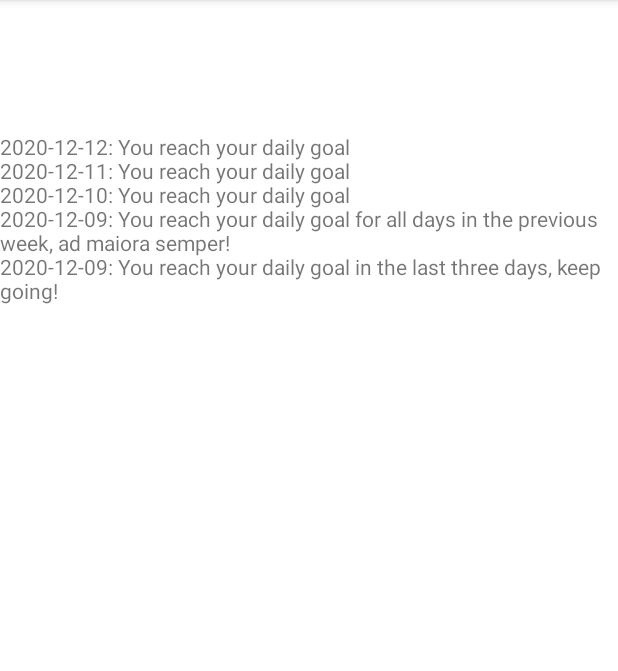
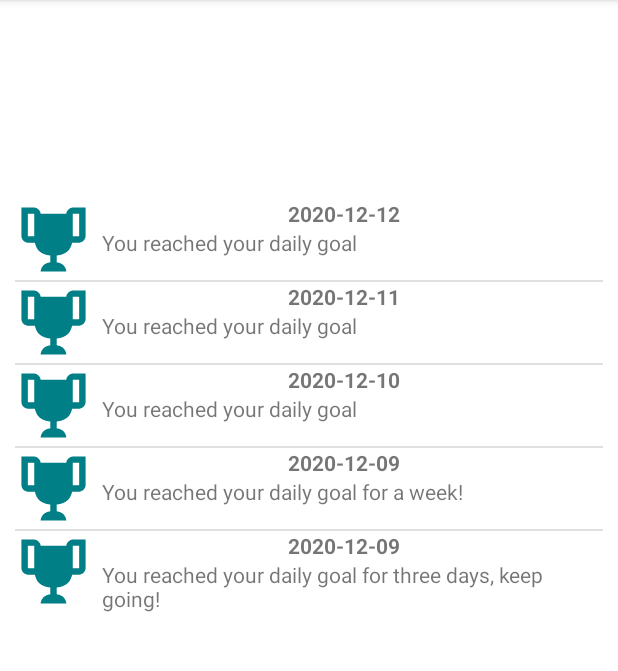
Before and after one commit to LidiaAlecci/ProjectMWC, an Android app: the fragment GalleryFragment shown on its own in the app's theme, on a phone screen of 412 x 824 dp, the part 84-755 px from its top. Run offline under Robolectric (Android 15) with nearby library versions, the phone set to English and light mode, and no system bars; libraries missing offline, so code that uses them is left out: com.anychart, com.anychart.chart, com.anychart.charts.

Commit message:
Made badge list prettier

```diff
--- a/Unsteppable2/app/src/main/AndroidManifest.xml
+++ b/Unsteppable2/app/src/main/AndroidManifest.xml
@@ -28,7 +28,7 @@
         android:usesCleartextTraffic="true"
         android:supportsRtl="true"
         android:theme="@style/AppTheme">
-        <activity android:name=".SettingsActivity"
+        <activity android:name=".settings.SettingsActivity"
             android:label="Settings"
             android:parentActivityName=".MainActivity"
             android:theme="@style/AppTheme">
--- a/Unsteppable2/app/src/main/java/com/example/unsteppable/db/UnsteppableOpenHelper.java
+++ b/Unsteppable2/app/src/main/java/com/example/unsteppable/db/UnsteppableOpenHelper.java
@@ -13,7 +13,10 @@ import androidx.annotation.RequiresApi;
 
 import com.example.unsteppable.boot.AppState;
 
+import java.lang.reflect.Array;
 import java.text.SimpleDateFormat;
+import java.util.ArrayList;
+import java.util.HashMap;
 import java.util.LinkedList;
 import java.util.List;
 import java.util.Map;
@@ -282,19 +285,18 @@ public class UnsteppableOpenHelper extends SQLiteOpenHelper {
         return day;
     }
 
-    public static String getAllBadges(Context context){
-        String badges = "";
+    public static ArrayList<Badge> getAllBadges(Context context){
+        ArrayList<Badge> badges = new ArrayList<Badge>();
         // Get the readable database
         SQLiteDatabase database = getDatabase(context);
-
+        String date = "", description="";
         Cursor cursor = database.rawQuery("SELECT * FROM " + TABLE_BADGES, null);
 
         cursor.moveToFirst();
         for (int index=0; index < cursor.getCount(); index++){
-            badges += cursor.getString((cursor.getColumnIndex(KEY_DAY)));
-            badges += ": ";
-            badges += cursor.getString(cursor.getColumnIndex(KEY_DESCRIPTION));
-            badges += "\n";
+            date = cursor.getString((cursor.getColumnIndex(KEY_DAY)));
+            description = cursor.getString(cursor.getColumnIndex(KEY_DESCRIPTION));
+            badges.add(new Badge(date, description));
             cursor.moveToNext();
         }
 
@@ -391,7 +393,7 @@ public class UnsteppableOpenHelper extends SQLiteOpenHelper {
         values.put(KEY_HOUR, "20");
         values.put(KEY_TYPE, "1");
         values.put(KEY_NAME, "Daily goal reached!");
-        values.put(KEY_DESCRIPTION, "You reach your daily goal");
+        values.put(KEY_DESCRIPTION, "You reached your daily goal");
         db.insert(TABLE_BADGES, null, values);
 
         values.remove(KEY_DAY);
@@ -413,7 +415,7 @@ public class UnsteppableOpenHelper extends SQLiteOpenHelper {
         values.put(KEY_DAY, day_m_4);
         values.put(KEY_TYPE, "3");
         values.put(KEY_NAME, "Daily goal reached in all days in the previous week, well done!");
-        values.put(KEY_DESCRIPTION, "You reach your daily goal for all days in the previous week, ad maiora semper!");
+        values.put(KEY_DESCRIPTION, "You reached your daily goal for a week!");
         db.insert(TABLE_BADGES, null, values);
 
         values.remove(KEY_DESCRIPTION);
@@ -421,7 +423,25 @@ public class UnsteppableOpenHelper extends SQLiteOpenHelper {
         values.remove(KEY_TYPE);
         values.put(KEY_TYPE, "3");
         values.put(KEY_NAME, "Daily goal reached 3 days in a row!");
-        values.put(KEY_DESCRIPTION, "You reach your daily goal in the last three days, keep going!");
+        values.put(KEY_DESCRIPTION, "You reached your daily goal for three days, keep going!");
         db.insert(TABLE_BADGES, null, values);
     }
+
+    public static class Badge {
+        public String day;
+        public String description;
+
+        public Badge(String day, String description){
+            this.day = day;
+            this.description = description;
+        }
+
+        public String getDay(){
+            return day;
+        }
+
+        public String getDescription(){
+            return description;
+        }
+    }
 }
--- a/Unsteppable2/app/src/main/java/com/example/unsteppable/SettingsFragment.java
+++ b/Unsteppable2/app/src/main/java/com/example/unsteppable/settings/SettingsFragment.java
@@ -1,4 +1,4 @@
-package com.example.unsteppable;
+package com.example.unsteppable.settings;
 
 import android.os.Bundle;
 import android.text.InputType;
@@ -7,6 +7,8 @@ import android.widget.EditText;
 import androidx.annotation.NonNull;
 import androidx.preference.EditTextPreference;
 import androidx.preference.PreferenceFragmentCompat;
+
+import com.example.unsteppable.R;
 
 public class SettingsFragment extends PreferenceFragmentCompat {
     //https://developer.android.com/guide/topics/ui/settings/customize-your-settings
--- a/Unsteppable2/app/src/main/java/com/example/unsteppable/ui/gallery/GalleryFragment.java
+++ b/Unsteppable2/app/src/main/java/com/example/unsteppable/ui/gallery/GalleryFragment.java
@@ -1,10 +1,15 @@
 package com.example.unsteppable.ui.gallery;
 
+import android.content.Context;
+import android.media.Image;
 import android.os.Bundle;
 import android.util.Log;
 import android.view.LayoutInflater;
 import android.view.View;
 import android.view.ViewGroup;
+import android.widget.ArrayAdapter;
+import android.widget.ImageView;
+import android.widget.ListView;
 import android.widget.TextView;
 
 import androidx.annotation.NonNull;
@@ -15,22 +20,27 @@ import androidx.lifecycle.ViewModelProviders;
 
 import com.anychart.charts.Cartesian;
 import com.example.unsteppable.R;
+import com.example.unsteppable.db.UnsteppableOpenHelper.Badge;
 import com.example.unsteppable.db.UnsteppableOpenHelper;
 
+import java.lang.reflect.Array;
+import java.util.ArrayList;
+import java.util.Arrays;
 import java.util.Calendar;
+import java.util.HashMap;
+import java.util.List;
 import java.util.Map;
 import java.util.TreeMap;
 
 public class GalleryFragment extends Fragment {
 
     private GalleryViewModel galleryViewModel;
-    private TextView badges;
+    private ArrayList<Badge> badges;
     Calendar cal = Calendar.getInstance();
 
     public View onCreateView(@NonNull LayoutInflater inflater,
                              ViewGroup container, Bundle savedInstanceState) {
-        galleryViewModel =
-                ViewModelProviders.of(this).get(GalleryViewModel.class);
+        galleryViewModel = new GalleryViewModel();
         View root = inflater.inflate(R.layout.fragment_gallery, container, false);
         /*final TextView textView = root.findViewById(R.id.text_gallery);
         galleryViewModel.getText().observe(getViewLifecycleOwner(), new Observer<String>() {
@@ -39,9 +49,34 @@ public class GalleryFragment extends Fragment {
                 textView.setText(s);
             }
         });*/
-
-        badges = root.findViewById(R.id.showBadges);
-        badges.setText(UnsteppableOpenHelper.getAllBadges(getContext()));
+        ListView listview = root.findViewById(R.id.badges_list);
+        badges = UnsteppableOpenHelper.getAllBadges(getContext());
+        final List<UnsteppableOpenHelper.Badge> badgesList = new ArrayList<>(badges);
+        final CustomArrayAdapter adapter = new CustomArrayAdapter
+                (this.getActivity(), android.R.layout.simple_list_item_2, badgesList);
+        listview.setAdapter(adapter);
+        listview.setEmptyView(root.findViewById(android.R.id.empty));
         return root;
     }
+
+    private class CustomArrayAdapter extends ArrayAdapter<Badge>{
+        private Context context;
+        private List<UnsteppableOpenHelper.Badge> badges;
+        public CustomArrayAdapter(@NonNull Context context, int resource, @NonNull List<Badge> objects) {
+            super(context, resource, objects);
+            this.context = context;
+            this.badges = objects;
+        }
+        @Override
+        public View getView(int position, View convertView, ViewGroup parent) {
+            if (convertView == null) {
+                convertView = getLayoutInflater().inflate(R.layout.view_badge, parent, false);
+            };
+            TextView title = (TextView) convertView.findViewById(R.id.badge_date);
+            TextView subtitle = (TextView) convertView.findViewById(R.id.badge_description);
+            title.setText(badges.get(position).getDay());
+            subtitle.setText(badges.get(position).getDescription());
+            return convertView;
+        }
+    }
 }
--- a/Unsteppable2/app/src/main/res/layout/fragment_gallery.xml
+++ b/Unsteppable2/app/src/main/res/layout/fragment_gallery.xml
@@ -6,28 +6,28 @@
     android:layout_height="match_parent"
     tools:context=".ui.gallery.GalleryFragment">
 
-    <TextView
-        android:id="@+id/text_gallery"
+    <ListView
+        android:id="@+id/badges_list"
         android:layout_width="match_parent"
         android:layout_height="wrap_content"
-        android:layout_marginStart="8dp"
-        android:layout_marginTop="8dp"
-        android:layout_marginEnd="8dp"
-        android:textAlignment="center"
-        android:textSize="20sp"
+        android:paddingHorizontal="10dp"
+        app:layout_constraintBottom_toBottomOf="parent"
+        app:layout_constraintEnd_toEndOf="parent"
+        app:layout_constraintHorizontal_bias="0.0"
+        app:layout_constraintStart_toStartOf="parent"
+        app:layout_constraintTop_toTopOf="parent"
+        app:layout_constraintVertical_bias="0.26999998">
+
+    </ListView>
+
+    <TextView
+        android:id="@android:id/empty"
+        android:layout_width="match_parent"
+        android:layout_height="match_parent"
+        android:gravity="center"
+        android:text="@string/no_badges"
         app:layout_constraintBottom_toBottomOf="parent"
         app:layout_constraintEnd_toEndOf="parent"
         app:layout_constraintStart_toStartOf="parent"
         app:layout_constraintTop_toTopOf="parent" />
-
-    <TextView
-        android:id="@+id/showBadges"
-        android:layout_width="wrap_content"
-        android:layout_height="wrap_content"
-        android:layout_marginTop="88dp"
-        android:text="TextView"
-        app:layout_constraintEnd_toEndOf="parent"
-        app:layout_constraintHorizontal_bias="0.498"
-        app:layout_constraintStart_toStartOf="parent"
-        app:layout_constraintTop_toTopOf="parent" />
 </androidx.constraintlayout.widget.ConstraintLayout>
--- /dev/null
+++ b/Unsteppable2/app/src/main/res/layout/view_badge.xml
@@ -0,0 +1,36 @@
+<?xml version="1.0" encoding="utf-8"?>
+<androidx.constraintlayout.widget.ConstraintLayout xmlns:android="http://schemas.android.com/apk/res/android"
+    xmlns:app="http://schemas.android.com/apk/res-auto"
+    xmlns:tools="http://schemas.android.com/tools"
+    android:id="@+id/weather"
+    android:layout_width="match_parent"
+    android:layout_height="wrap_content"
+    android:background="@android:color/transparent">
+
+    <ImageView
+        android:id="@+id/badge_image"
+        android:layout_width="51dp"
+        android:layout_height="54dp"
+        app:layout_constraintStart_toStartOf="parent"
+        app:layout_constraintTop_toTopOf="parent"
+        app:srcCompat="@drawable/ic_trophy" />
+
+    <TextView
+        android:id="@+id/badge_date"
+        android:layout_width="79dp"
+        android:layout_height="0dp"
+        android:text="TextView"
+        android:textStyle="bold"
+        app:layout_constraintEnd_toEndOf="parent"
+        app:layout_constraintStart_toEndOf="@+id/badge_image"
+        app:layout_constraintTop_toTopOf="parent" />
+
+    <TextView
+        android:id="@+id/badge_description"
+        android:layout_width="327dp"
+        android:layout_height="wrap_content"
+        android:text="TextView"
+        app:layout_constraintEnd_toEndOf="parent"
+        app:layout_constraintStart_toEndOf="@+id/badge_image"
+        app:layout_constraintTop_toBottomOf="@+id/badge_date" />
+</androidx.constraintlayout.widget.ConstraintLayout>
--- a/Unsteppable2/app/src/main/res/values/strings.xml
+++ b/Unsteppable2/app/src/main/res/values/strings.xml
@@ -42,4 +42,5 @@
     <string name="app_theme_option">App theme</string>
     <string name="daily_goal">Daily Goal</string>
     <string name="base_goal">Base daily goal</string>
+    <string name="no_badges">No badges yet!\n Keep going!</string>
 </resources>
```
Also changed, not shown: Unsteppable2/app/src/main/java/com/example/unsteppable/MainActivity.java (+10 -4 lines), Unsteppable2/app/src/main/java/com/example/unsteppable/boot/StepDetectorService.java (+13 -28 lines), Unsteppable2/app/src/main/java/com/example/unsteppable/settings/SettingsActivity.java (renamed from Unsteppable2/app/src/main/java/com/example/unsteppable/SettingsActivity.java, +3 -5 lines), Unsteppable2/app/src/main/java/com/example/unsteppable/ui/slideshow/SlideshowFragment.java (deleted, +0 -35 lines), Unsteppable2/app/src/main/java/com/example/unsteppable/ui/slideshow/SlideshowViewModel.java (deleted, +0 -19 lines), Unsteppable2/app/src/main/res/layout/fragment_weather.xml (deleted, +0 -24 lines).
